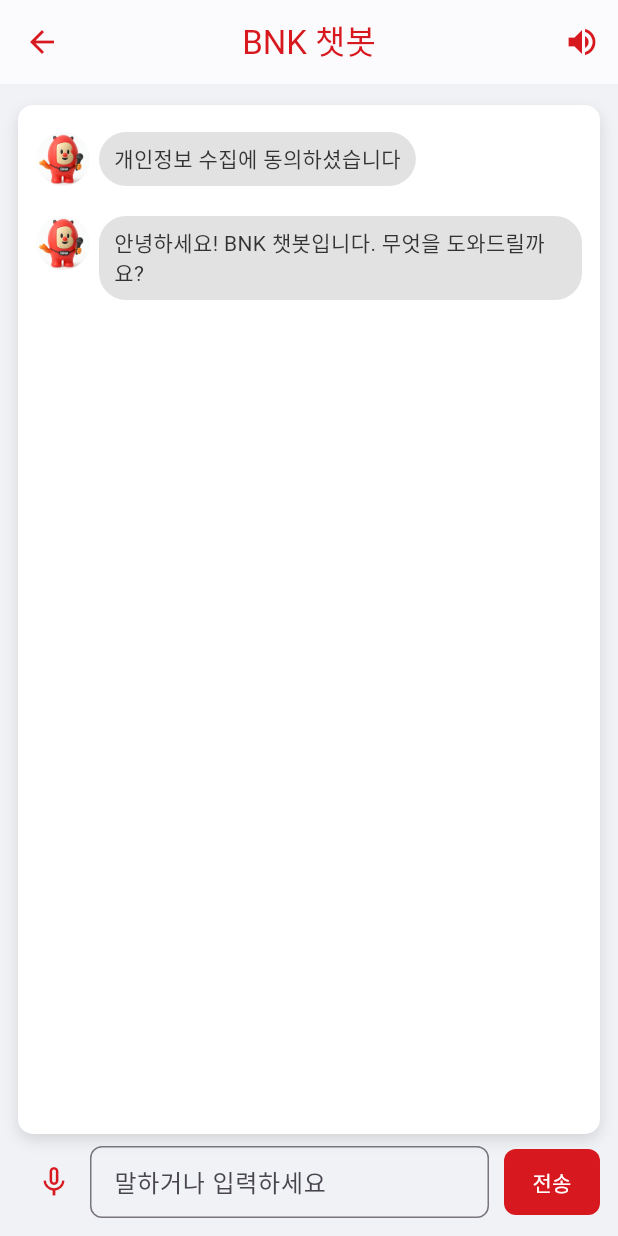
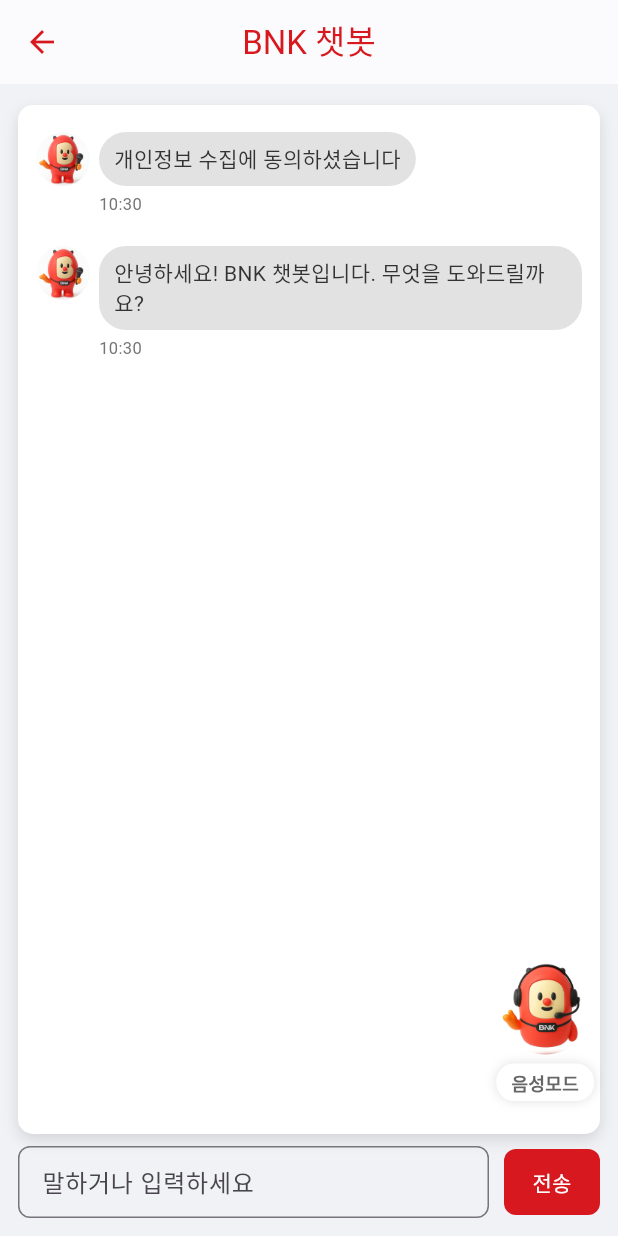
Before and after one commit to Dayeong-dev/bnk_reframe, a Flutter app: the BnkChatPage screen opened by its route, after a tap on "동의합니다", on a phone screen of 412 x 824 dp. Run offline on Flutter 3.47's test engine with Material 3 defaults, Android fonts, the phone set to English and light mode, and no system bars; our stand-ins replace dio, firebase_analytics, firebase_core, firebase_messaging, flutter_secure_storage, flutter_tts and 6 more; missing offline and left inert: health; accounts and stored records are empty.

Commit message:
챗봇 최신 버전

```diff
--- a/lib/pages/chat/bnk_chat_page.dart
+++ b/lib/pages/chat/bnk_chat_page.dart
@@ -6,14 +6,20 @@
 import 'package:permission_handler/permission_handler.dart';
 
 enum Sender { ai, user, system }
-
 enum TtsState { playing, stopped }
 
 class ChatMessage {
   final Sender sender;
   String text;
   final String? id; // for replacing loading message
-  ChatMessage({required this.sender, required this.text, this.id});
+  final DateTime timestamp; // ⏰ 시간 필드
+
+  ChatMessage({
+    required this.sender,
+    required this.text,
+    this.id,
+    DateTime? timestamp,
+  }) : timestamp = timestamp ?? DateTime.now();
 }
 
 class BnkChatPage extends StatefulWidget {
@@ -39,6 +45,9 @@
   bool _speechAvailable = false;
   bool _isListening = false;
 
+  // Voice Mode
+  bool _voiceMode = false; // 하단 이미지 버튼으로 토글되는 음성 모드
+
   // Text to Speech
   final FlutterTts _tts = FlutterTts();
   TtsState _ttsState = TtsState.stopped;
@@ -60,11 +69,15 @@
   }
 
   Future<void> _initTts() async {
-    // iOS/Android 공통 설정
     await _tts.setLanguage('ko-KR');
     await _tts.setSpeechRate(0.45); // 0.0 ~ 1.0
     await _tts.setVolume(1.0);
     await _tts.setPitch(1.0);
+    // iOS에서 스피커로 기본 출력 (선택)
+    await _tts.setIosAudioCategory(
+      IosTextToSpeechAudioCategory.playback,
+      [IosTextToSpeechAudioCategoryOptions.defaultToSpeaker],
+    );
 
     _tts.setStartHandler(() => setState(() => _ttsState = TtsState.playing));
     _tts.setCompletionHandler(() => setState(() => _ttsState = TtsState.stopped));
@@ -85,7 +98,7 @@
 
   // UI helpers
   void _showIntro() {
-    _appendAi("안녕하세요! BNK 챗봇입니다. 무엇을 도와드릴까요?");
+    _appendAi('안녕하세요! BNK 챗봇입니다. 무엇을 도와드릴까요?');
   }
 
   void _appendAi(String text, {bool speak = false}) {
@@ -154,7 +167,7 @@
       final uri = Uri.parse('$_baseUrl$_apiPath');
       final res = await http.post(
         uri,
-        headers: { 'Content-Type': 'application/json' },
+        headers: {'Content-Type': 'application/json'},
         body: jsonEncode(text), // JSON 문자열 literal
       );
 
@@ -176,8 +189,34 @@
     }
   }
 
-  // Speech to Text
+  Future<bool> _ensureMicPermission() async {
+    var status = await Permission.microphone.status;
+
+    if (status.isGranted) return true;
+
+    if (status.isPermanentlyDenied) {
+      if (mounted) {
+        ScaffoldMessenger.of(context).showSnackBar(
+          SnackBar(
+            content: const Text('마이크 권한이 영구적으로 거부되었습니다. 설정에서 허용해 주세요.'),
+            action: SnackBarAction(
+              label: '설정 열기',
+              onPressed: openAppSettings,
+            ),
+          ),
+        );
+      }
+      return false;
+    }
+
+    final req = await Permission.microphone.request();
+    return req.isGranted;
+  }
+
+  // Speech to Text (manual toggle)
   Future<void> _toggleListening() async {
+    if (!await _ensureMicPermission()) return;
+
     if (!_speechAvailable) {
       ScaffoldMessenger.of(context).showSnackBar(
         const SnackBar(content: Text('이 기기에서 음성 인식을 사용할 수 없습니다.')),
@@ -189,25 +228,46 @@
       await _speech.stop();
       setState(() => _isListening = false);
     } else {
-      final available = await _speech.initialize(
+      final ok = await _speech.initialize(
         onStatus: (s) => setState(() => _isListening = s == 'listening'),
         onError: (e) => debugPrint('STT error: $e'),
       );
-      if (!available) return;
+      if (!ok) return;
 
       await _speech.listen(
         localeId: 'ko_KR',
         listenMode: stt.ListenMode.confirmation,
-        onResult: (result) {
-          final recognized = result.recognizedWords;
+        onResult: (r) {
+          final recognized = r.recognizedWords;
           setState(() => _controller.text = recognized);
-          if (result.finalResult && recognized.trim().isNotEmpty) {
-            // 자동 전송을 원하면 아래 주석을 해제하세요.
-            // _sendMessage();
-          }
+          // 자동 전송 원하면 아래 주석 해제
+          // if (r.finalResult && recognized.trim().isNotEmpty) _sendMessage();
         },
       );
       setState(() => _isListening = true);
+    }
+  }
+
+  // Voice mode toggle (bottom-right image button)
+  Future<void> _toggleVoiceMode() async {
+    if (!_consented) {
+      if (mounted) {
+        ScaffoldMessenger.of(context).showSnackBar(
+          const SnackBar(content: Text('동의 후 이용할 수 있습니다')),
+        );
+      }
+      return;
+    }
+    setState(() => _voiceMode = !_voiceMode);
+    if (_voiceMode) {
+      if (!_isListening) {
+        await _toggleListening();
+      }
+    } else {
+      if (_isListening) {
+        await _speech.stop();
+        setState(() => _isListening = false);
+      }
     }
   }
 
@@ -230,6 +290,12 @@
     } catch (_) {}
   }
 
+  String _formatTimestamp(DateTime time) {
+    final h = time.hour.toString().padLeft(2, '0');
+    final m = time.minute.toString().padLeft(2, '0');
+    return '$h:$m';
+  }
+
   @override
   Widget build(BuildContext context) {
     return Scaffold(
@@ -240,24 +306,6 @@
         title: const Text('BNK 챗봇', style: TextStyle(color: Color(0xffd7191f))),
         centerTitle: true,
         iconTheme: const IconThemeData(color: Color(0xffd7191f)),
-        actions: [
-          IconButton(
-            tooltip: _ttsState == TtsState.playing ? '읽기 중지' : '다시 읽어주기',
-            onPressed: () async {
-              if (_ttsState == TtsState.playing) {
-                await _stopSpeaking();
-              } else {
-                // 마지막 AI 메시지를 다시 읽어주기
-                final lastAi = _messages.lastWhere(
-                      (m) => m.sender == Sender.ai,
-                  orElse: () => ChatMessage(sender: Sender.ai, text: ''),
-                );
-                await _speak(lastAi.text);
-              }
-            },
-            icon: Icon(_ttsState == TtsState.playing ? Icons.stop_circle : Icons.volume_up),
-          ),
-        ],
       ),
       body: Stack(
         children: [
@@ -303,20 +351,41 @@
                               ),
                             ],
                             Flexible(
-                              child: Container(
-                                padding: const EdgeInsets.symmetric(horizontal: 10, vertical: 8),
-                                constraints: const BoxConstraints(maxWidth: 360),
+                              child: Column(
+                                crossAxisAlignment: isAi
+                                    ? CrossAxisAlignment.start
+                                    : CrossAxisAlignment.end,
+                                children: [
+                                  Container(
+                                    padding: const EdgeInsets.symmetric(
+                                        horizontal: 10, vertical: 8),
+                                    constraints:
+                                    const BoxConstraints(maxWidth: 360),
                                     decoration: BoxDecoration(
-                                  color: isAi ? const Color(0xffe2e2e2) : const Color(0xffd7191f),
+                                      color: isAi
+                                          ? const Color(0xffe2e2e2)
+                                          : const Color(0xffd7191f),
                                       borderRadius: BorderRadius.circular(18),
                                     ),
                                     child: Text(
                                       m.text,
                                       style: TextStyle(
-                                    color: isAi ? const Color(0xff333333) : Colors.white,
+                                        color: isAi
+                                            ? const Color(0xff333333)
+                                            : Colors.white,
                                         height: 1.35,
                                       ),
                                     ),
+                                  ),
+                                  const SizedBox(height: 4),
+                                  Text(
+                                    _formatTimestamp(m.timestamp), // ⏰ 시간 표시
+                                    style: TextStyle(
+                                      fontSize: 11,
+                                      color: Colors.grey[600],
+                                    ),
+                                  ),
+                                ],
                               ),
                             ),
                           ],
@@ -332,23 +401,22 @@
                 constraints: const BoxConstraints(maxWidth: 500),
                 child: Row(
                   children: [
-                    IconButton(
-                      onPressed: _consented ? _toggleListening : null,
-                      tooltip: _isListening ? '듣는 중…' : '음성 입력',
-                      icon: Icon(_isListening ? Icons.mic : Icons.mic_none),
-                      color: const Color(0xffd7191f),
-                    ),
                     Expanded(
                       child: TextField(
                         controller: _controller,
                         enabled: _consented,
                         onSubmitted: (_) => _sendMessage(),
                         decoration: InputDecoration(
-                          hintText: _consented ? '말하거나 입력하세요' : '동의 후 이용할 수 있습니다',
+                          hintText: !_consented
+                              ? '동의 후 이용할 수 있습니다'
+                              : (_voiceMode || _isListening
+                              ? '듣는 중… 말한 뒤 전송을 누르세요'
+                              : '말하거나 입력하세요'),
                           border: OutlineInputBorder(
                             borderRadius: BorderRadius.circular(8),
                           ),
-                          contentPadding: const EdgeInsets.symmetric(horizontal: 12, vertical: 10),
+                          contentPadding: const EdgeInsets.symmetric(
+                              horizontal: 12, vertical: 10),
                         ),
                       ),
                     ),
@@ -358,8 +426,10 @@
                       style: FilledButton.styleFrom(
                         backgroundColor: const Color(0xffd7191f),
                         disabledBackgroundColor: Colors.grey,
-                        padding: const EdgeInsets.symmetric(horizontal: 16, vertical: 12),
-                        shape: RoundedRectangleBorder(borderRadius: BorderRadius.circular(8)),
+                        padding: const EdgeInsets.symmetric(
+                            horizontal: 16, vertical: 12),
+                        shape: RoundedRectangleBorder(
+                            borderRadius: BorderRadius.circular(8)),
                       ),
                       child: const Text('전송'),
                     ),
@@ -369,6 +439,59 @@
             ],
           ),
 
+          // 하단 우측 음성 모드 버튼 + 라벨
+          Positioned(
+            right: 16,
+            bottom: 90,
+            child: Column(
+              mainAxisSize: MainAxisSize.min,
+              children: [
+                GestureDetector(
+                  onTap: _toggleVoiceMode,
+                  child: AnimatedScale(
+                    scale: _voiceMode || _isListening ? 1.06 : 1.0,
+                    duration: const Duration(milliseconds: 180),
+                    child: Opacity(
+                      opacity: _consented ? 1.0 : 0.4,
+                      child: Container(
+                        width: 64,
+                        height: 64,
+                        decoration: const BoxDecoration(shape: BoxShape.circle),
+                        child: ClipOval(
+                          child: Image.asset(
+                            'assets/images/mrb_airpod_max.jpeg',
+                            fit: BoxFit.cover,
+                          ),
+                        ),
+                      ),
+                    ),
+                  ),
+                ),
+                const SizedBox(height: 6),
+                Container(
+                  padding:
+                  const EdgeInsets.symmetric(horizontal: 10, vertical: 4),
+                  decoration: BoxDecoration(
+                    color: Colors.white,
+                    borderRadius: BorderRadius.circular(12),
+                    boxShadow: const [BoxShadow(color: Colors.black12, blurRadius: 6)],
+                  ),
+                  child: Text(
+                    '음성모드',
+                    style: TextStyle(
+                      fontSize: 12,
+                      color: (_voiceMode || _isListening)
+                          ? const Color(0xffd7191f)
+                          : const Color(0xff666666),
+                      fontWeight: FontWeight.w600,
+                    ),
+                  ),
+                ),
+              ],
+            ),
+          ),
+
+          // 개인정보 동의 모달
           if (!_consented)
             Positioned.fill(
               child: Container(
@@ -385,7 +508,10 @@
                   child: Column(
                     mainAxisSize: MainAxisSize.min,
                     children: [
-                      const Text('개인정보 수집 및 이용 동의', style: TextStyle(fontSize: 18, fontWeight: FontWeight.w600)),
+                      const Text(
+                        '개인정보 수집 및 이용 동의',
+                        style: TextStyle(fontSize: 18, fontWeight: FontWeight.w600),
+                      ),
                       const SizedBox(height: 12),
                       const Text('챗봇 이용을 위해 개인정보 수집에 동의해 주세요.'),
                       const SizedBox(height: 16),
@@ -393,8 +519,11 @@
                         onPressed: _agree,
                         style: FilledButton.styleFrom(
                           backgroundColor: const Color(0xffd7191f),
-                          shape: RoundedRectangleBorder(borderRadius: BorderRadius.circular(10)),
-                          padding: const EdgeInsets.symmetric(horizontal: 18, vertical: 12),
+                          shape: RoundedRectangleBorder(
+                            borderRadius: BorderRadius.circular(10),
+                          ),
+                          padding: const EdgeInsets.symmetric(
+                              horizontal: 18, vertical: 12),
                         ),
                         child: const Text('동의합니다'),
                       ),
```
Lines whose indentation alone changed are shown as unchanged.
